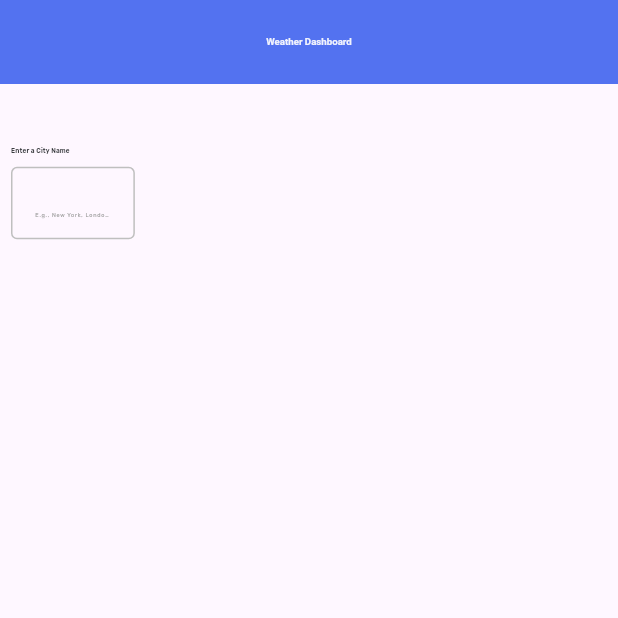
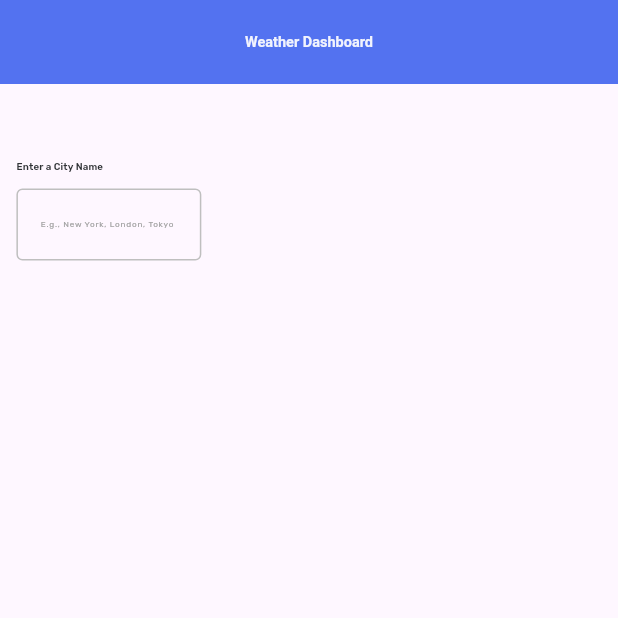
Before and after one commit to lehuynhphat2808/g-weather-forecast, a Flutter app: the screen it shows after launch, on a phone screen of 412 x 824 dp, the top half of it. Run offline on Flutter 3.47's test engine with Material 3 defaults, Android fonts, the phone set to English and light mode, and no system bars; our stand-ins replace flutter_screenutil; generated files the repository leaves out were written again.

Commit message:
refactor: text field

```diff
--- a/lib/main.dart
+++ b/lib/main.dart
@@ -1,7 +1,7 @@
 import 'package:flutter/material.dart';
 import 'package:flutter_gen/gen_l10n/app_localizations.dart';
 import 'package:flutter_screenutil/flutter_screenutil.dart';
-import 'package:g_weather_forecast/ui/home/page/dashboard.page.dart';
+import 'package:g_weather_forecast/ui/dashboard/page/dashboard.page.dart';
 import 'package:g_weather_forecast/ui/theme/app.themes.dart';
 
 void main() {
@@ -14,14 +14,14 @@ class MyApp extends StatelessWidget {
   @override
   Widget build(BuildContext context) {
     return ScreenUtilInit(
-      designSize: const Size(1911, 887),
+      designSize: const Size(1280, 720),
       builder:
           (context, child) => MaterialApp(
             debugShowCheckedModeBanner: false,
             theme: AppThemes.lightMode,
             localizationsDelegates: AppLocalizations.localizationsDelegates,
             supportedLocales: AppLocalizations.supportedLocales,
-            builder: (context, child) => DashBoardPage(),
+            home: const DashBoardPage(),
           ),
     );
   }
--- a/lib/ui/home/page/dashboard.page.dart
+++ b/lib/ui/dashboard/page/dashboard.page.dart
@@ -1,7 +1,7 @@
 import 'package:flutter/material.dart';
 import 'package:flutter_gen/gen_l10n/app_localizations.dart';
 import 'package:flutter_screenutil/flutter_screenutil.dart';
-import 'package:g_weather_forecast/ui/home/widget/search_form.dart';
+import 'package:g_weather_forecast/ui/dashboard/widget/search_form.dart';
 
 class DashBoardPage extends StatelessWidget {
   const DashBoardPage({super.key});
--- a/lib/ui/theme/app.colors.dart
+++ b/lib/ui/theme/app.colors.dart
@@ -8,4 +8,5 @@ abstract class AppColors {
   static const Color textFieldFocusBorderColor = Color(0xff575757);
   static const Color textFieldBorderColor = Color(0xffBFBFBF);
   static const Color hintText = Color(0xffA0A0A0);
+  static const Color inputText = Color(0xff2E3134);
 }
--- a/lib/ui/theme/app.text_styles.dart
+++ b/lib/ui/theme/app.text_styles.dart
@@ -10,4 +10,5 @@ class AppTextStyles {
   );
   static TextStyle titleSmall = TextStyle(fontWeight: FontWeight.w600, color: AppColors.titleSmall, fontSize: 20.sp);
   static TextStyle hintText = TextStyle(fontWeight: FontWeight.w400, color: AppColors.hintText, fontSize: 17.sp);
+  static TextStyle inputText = TextStyle(fontWeight: FontWeight.w400, color: AppColors.inputText, fontSize: 17.sp);
 }
--- a/lib/ui/theme/app.themes.dart
+++ b/lib/ui/theme/app.themes.dart
@@ -18,7 +18,6 @@ abstract class AppThemes {
     inputDecorationTheme: InputDecorationTheme(
       focusedBorder: OutlineInputBorder(borderSide: BorderSide(color: AppColors.textFieldFocusBorderColor, width: 2.0)),
       enabledBorder: OutlineInputBorder(borderSide: BorderSide(color: AppColors.textFieldBorderColor, width: 1.0)),
-      labelStyle: TextStyle(color: AppColors.textFieldFocusBorderColor, fontSize: 16),
       hintStyle: AppTextStyles.hintText,
     ),
   );
--- a/lib/ui/widget/input_text_form_field.dart
+++ b/lib/ui/widget/input_text_form_field.dart
@@ -1,6 +1,7 @@
 import 'package:flutter/material.dart';
 import 'package:flutter_gen/gen_l10n/app_localizations.dart';
 import 'package:flutter_screenutil/flutter_screenutil.dart';
+import 'package:g_weather_forecast/ui/theme/app.text_styles.dart';
 
 class InputTextFormField extends StatelessWidget {
   final TextEditingController controller;
@@ -14,6 +15,7 @@ class InputTextFormField extends StatelessWidget {
       height: 52.h,
       child: TextField(
         controller: controller,
+        style: AppTextStyles.inputText,
         decoration: InputDecoration(hintText: AppLocalizations.of(context)?.search_weather_hint_text ?? ''),
       ),
     );
```
Also changed, not shown: lib/ui/dashboard/widget/search_form.dart (renamed from lib/ui/home/widget/search_form.dart).
